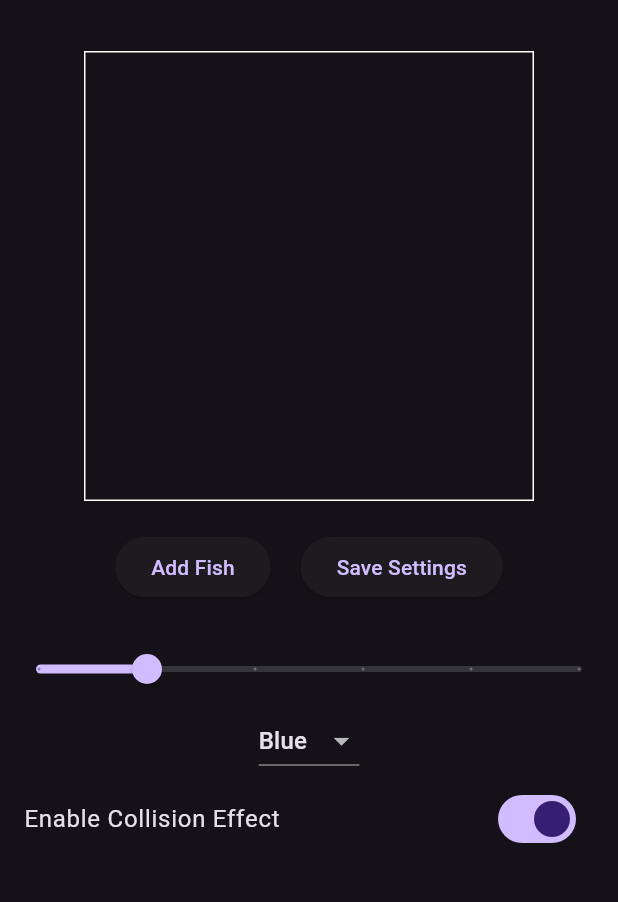
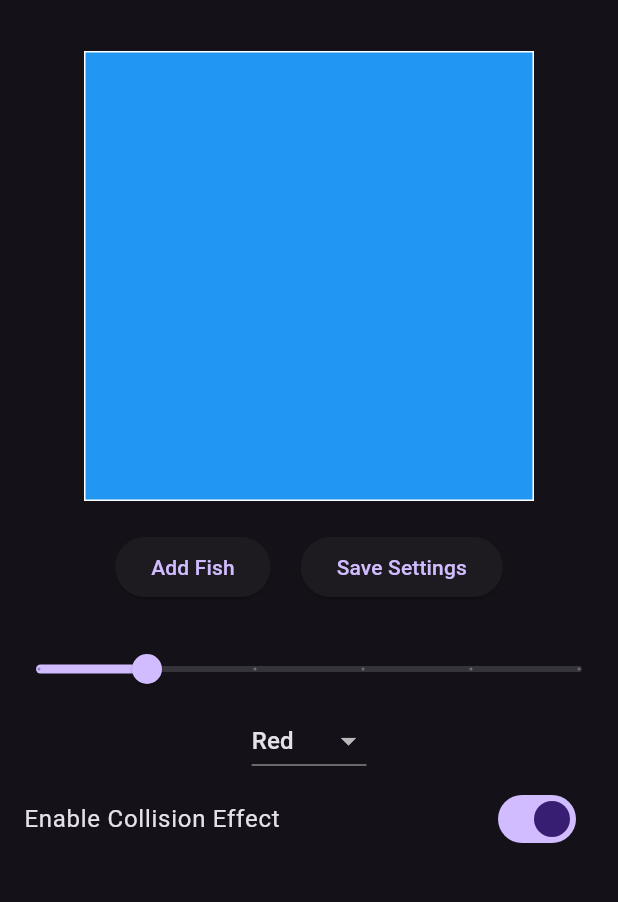
Before and after one commit to abhiramgelle1/AquariumFishTask-ClassWork05, a Flutter app: the screen it shows after launch, on a phone screen of 412 x 824 dp, the part 63-965 px from its top. Run offline on Flutter 3.47's test engine with Material 3 defaults, Android fonts, the phone set to English and light mode, and no system bars.

Commit message:
Modified UI colors and few screen modifications

```diff
--- a/lib/aquarium.dart
+++ b/lib/aquarium.dart
@@ -10,7 +10,7 @@ class AquariumScreen extends StatefulWidget {
 class _AquariumScreenState extends State<AquariumScreen>
     with SingleTickerProviderStateMixin {
   List<Fish> fishList = [];
-  Color selectedColor = Colors.blue;
+  Color selectedColor = Colors.red; // Default fish color (red)
   double selectedSpeed = 1.0;
   bool collisionEffectEnabled = true;
 
@@ -61,8 +61,8 @@ class _AquariumScreenState extends State<AquariumScreen>
       fish2.changeDirection();
       setState(() {
         fish1.color = Random().nextBool()
-            ? Colors.blue
-            : Colors.red; // Change fish color randomly
+            ? Colors.red
+            : Colors.green; // Random color change
       });
     }
   }
@@ -90,6 +90,7 @@ class _AquariumScreenState extends State<AquariumScreen>
             width: 300,
             height: 300,
             decoration: BoxDecoration(
+              color: Colors.blue, // Set the aquarium background to blue
               border: Border.all(color: Colors.white),
             ),
             child: Stack(
@@ -128,13 +129,15 @@ class _AquariumScreenState extends State<AquariumScreen>
             divisions: 5,
             label: '$selectedSpeed',
           ),
-          // Dropdown to select fish color
+          // Dropdown to select fish color excluding blue (to avoid blending with the background)
           DropdownButton<Color>(
             value: selectedColor,
             items: [
-              DropdownMenuItem(value: Colors.blue, child: Text("Blue")),
               DropdownMenuItem(value: Colors.red, child: Text("Red")),
               DropdownMenuItem(value: Colors.green, child: Text("Green")),
+              DropdownMenuItem(value: Colors.yellow, child: Text("Yellow")),
+              DropdownMenuItem(value: Colors.orange, child: Text("Orange")),
+              DropdownMenuItem(value: Colors.purple, child: Text("Purple")),
             ],
             onChanged: (color) {
               setState(() {
```
